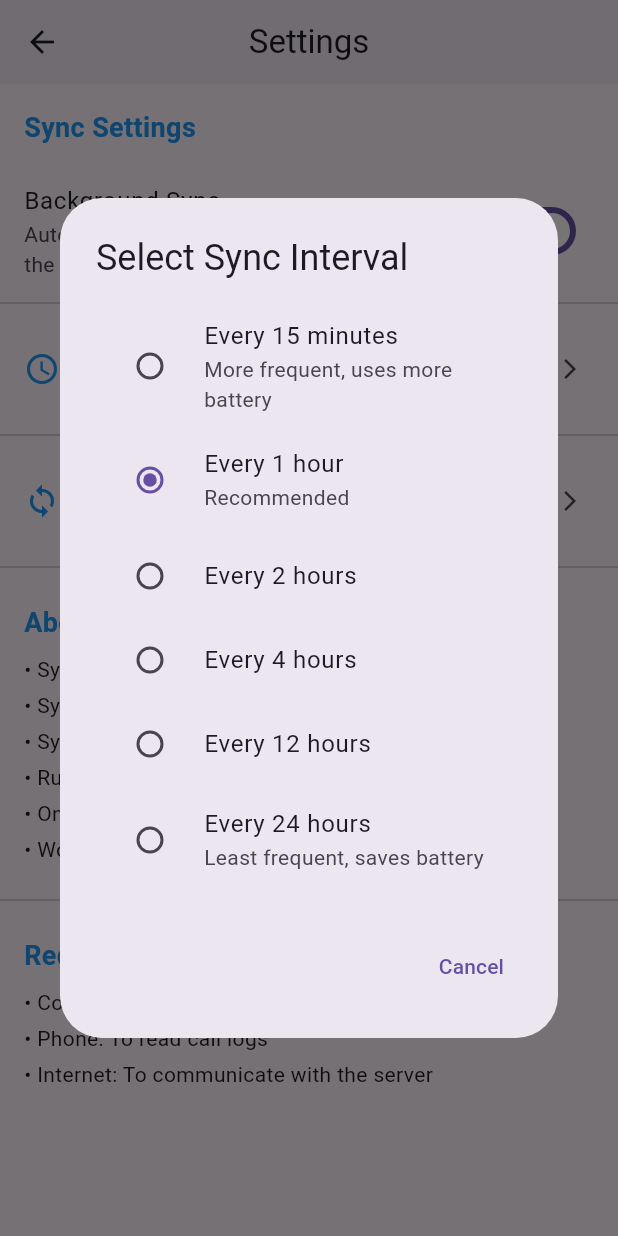
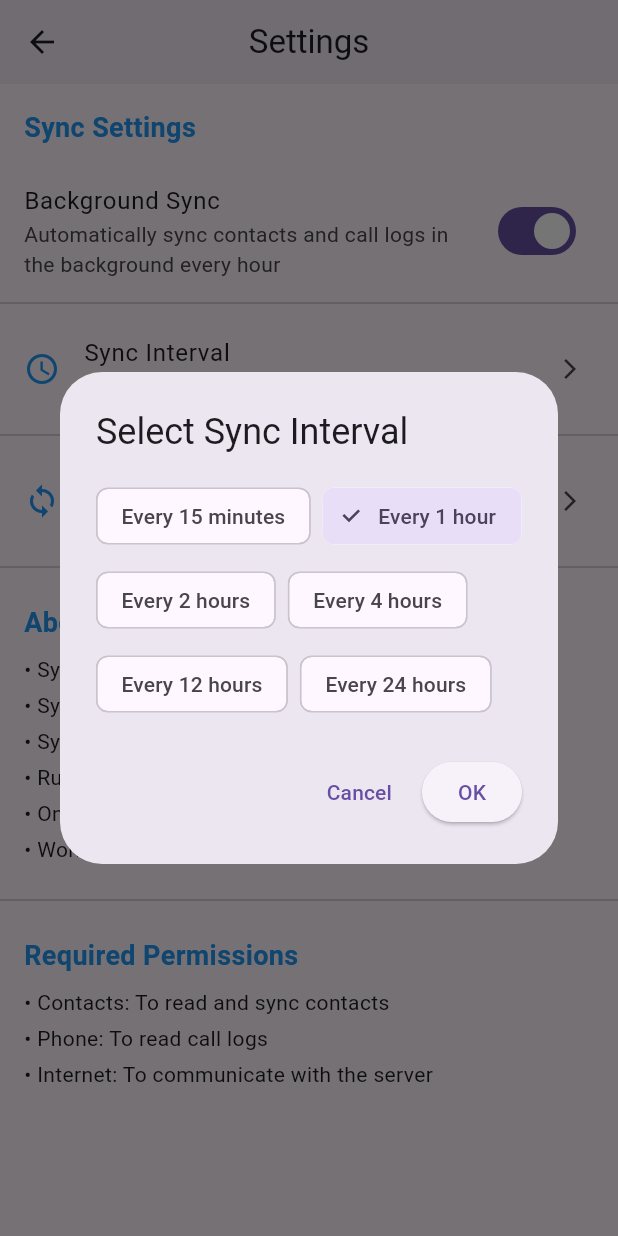
Before and after one commit to alibakhtiari/ran-crm, a Flutter app: the SettingsScreen screen opened directly, after a tap on "Sync Interval", on a phone screen of 412 x 824 dp. Run offline on Flutter 3.47's test engine with Material 3 defaults, Android fonts, the light colour scheme and no system bars; our stand-ins replace dio, flutter_contacts, flutter_secure_storage, permission_handler, shared_preferences, sqflite; missing offline and left inert: call_log; accounts and stored records are empty.

Commit message:
fix problems

```diff
--- a/lib/screens/settings_screen.dart
+++ b/lib/screens/settings_screen.dart
@@ -87,7 +87,7 @@ class _SettingsScreenState extends State<SettingsScreen> {
                     try {
                       if (value) {
                         await BackgroundSyncService.registerPeriodicSync();
-                        if (mounted) {
+                        if (context.mounted) {
                           ScaffoldMessenger.of(context).showSnackBar(
                             const SnackBar(
                               content: Text('Background sync enabled'),
@@ -97,7 +97,7 @@ class _SettingsScreenState extends State<SettingsScreen> {
                         }
                       } else {
                         await BackgroundSyncService.unregisterPeriodicSync();
-                        if (mounted) {
+                        if (context.mounted) {
                           ScaffoldMessenger.of(context).showSnackBar(
                             const SnackBar(
                               content: Text('Background sync disabled'),
@@ -108,7 +108,7 @@ class _SettingsScreenState extends State<SettingsScreen> {
                       }
                       setState(() => _backgroundSyncEnabled = value);
                     } catch (e) {
-                      if (mounted) {
+                      if (context.mounted) {
                         ScaffoldMessenger.of(context).showSnackBar(
                           SnackBar(
                             content: Text('Failed to update sync settings: $e'),
@@ -133,51 +133,69 @@ class _SettingsScreenState extends State<SettingsScreen> {
             subtitle: Text('Current: Every $_syncIntervalHours hour${_syncIntervalHours > 1 ? 's' : ''}'),
             trailing: const Icon(Icons.arrow_forward_ios, size: 16),
             onTap: () async {
+              int tempSelected = _syncIntervalHours;
               final selected = await showDialog<int>(
                 context: context,
-                builder: (context) => AlertDialog(
+                builder: (context) => StatefulBuilder(
+                  builder: (context, setState) => AlertDialog(
                     title: const Text('Select Sync Interval'),
-                  content: Column(
-                    mainAxisSize: MainAxisSize.min,
+                    content: Wrap(
+                      spacing: 8.0,
+                      runSpacing: 8.0,
                       children: [
-                      RadioListTile<int>(
-                        title: const Text('Every 15 minutes'),
-                        subtitle: const Text('More frequent, uses more battery'),
-                        value: 0, // Special value for 15 min
-                        groupValue: _syncIntervalHours == 0 ? 0 : _syncIntervalHours,
-                        onChanged: (value) => Navigator.pop(context, value),
+                        ChoiceChip(
+                          label: const Text('Every 15 minutes'),
+                          selected: tempSelected == 0,
+                          onSelected: (selected) {
+                            if (selected) {
+                              setState(() => tempSelected = 0);
+                            }
+                          },
                         ),
-                      RadioListTile<int>(
-                        title: const Text('Every 1 hour'),
-                        subtitle: const Text('Recommended'),
-                        value: 1,
-                        groupValue: _syncIntervalHours,
-                        onChanged: (value) => Navigator.pop(context, value),
+                        ChoiceChip(
+                          label: const Text('Every 1 hour'),
+                          selected: tempSelected == 1,
+                          onSelected: (selected) {
+                            if (selected) {
+                              setState(() => tempSelected = 1);
+                            }
+                          },
                         ),
-                      RadioListTile<int>(
-                        title: const Text('Every 2 hours'),
-                        value: 2,
-                        groupValue: _syncIntervalHours,
-                        onChanged: (value) => Navigator.pop(context, value),
+                        ChoiceChip(
+                          label: const Text('Every 2 hours'),
+                          selected: tempSelected == 2,
+                          onSelected: (selected) {
+                            if (selected) {
+                              setState(() => tempSelected = 2);
+                            }
+                          },
                         ),
-                      RadioListTile<int>(
-                        title: const Text('Every 4 hours'),
-                        value: 4,
-                        groupValue: _syncIntervalHours,
-                        onChanged: (value) => Navigator.pop(context, value),
+                        ChoiceChip(
+                          label: const Text('Every 4 hours'),
+                          selected: tempSelected == 4,
+                          onSelected: (selected) {
+                            if (selected) {
+                              setState(() => tempSelected = 4);
+                            }
+                          },
                         ),
-                      RadioListTile<int>(
-                        title: const Text('Every 12 hours'),
-                        value: 12,
-                        groupValue: _syncIntervalHours,
-                        onChanged: (value) => Navigator.pop(context, value),
+                        ChoiceChip(
+                          label: const Text('Every 12 hours'),
+                          selected: tempSelected == 12,
+                          onSelected: (selected) {
+                            if (selected) {
+                              setState(() => tempSelected = 12);
+                            }
+                          },
                         ),
-                      RadioListTile<int>(
-                        title: const Text('Every 24 hours'),
-                        subtitle: const Text('Least frequent, saves battery'),
-                        value: 24,
-                        groupValue: _syncIntervalHours,
-                        onChanged: (value) => Navigator.pop(context, value),
+                        ChoiceChip(
+                          label: const Text('Every 24 hours'),
+                          selected: tempSelected == 24,
+                          onSelected: (selected) {
+                            if (selected) {
+                              setState(() => tempSelected = 24);
+                            }
+                          },
                         ),
                       ],
                     ),
@@ -186,13 +204,18 @@ class _SettingsScreenState extends State<SettingsScreen> {
                         onPressed: () => Navigator.pop(context),
                         child: const Text('Cancel'),
                       ),
+                      ElevatedButton(
+                        onPressed: () => Navigator.pop(context, tempSelected),
+                        child: const Text('OK'),
+                      ),
                     ],
+                  ),
                 ),
               );
 
-              if (selected != null && mounted) {
+              if (selected != null && context.mounted) {
                 await _saveSyncInterval(selected);
-                if (mounted) {
+                if (context.mounted) {
                   ScaffoldMessenger.of(context).showSnackBar(
                     SnackBar(
                       content: Text(
@@ -231,7 +254,7 @@ class _SettingsScreenState extends State<SettingsScreen> {
                       final authProvider = context.read<AuthProvider>();
                       final success = await authProvider.triggerSync();
 
-                      if (mounted) {
+                      if (context.mounted) {
                         ScaffoldMessenger.of(context).showSnackBar(
                           SnackBar(
                             content: Text(
@@ -244,7 +267,7 @@ class _SettingsScreenState extends State<SettingsScreen> {
                         );
                       }
                     } catch (e) {
-                      if (mounted) {
+                      if (context.mounted) {
                         ScaffoldMessenger.of(context).showSnackBar(
                           SnackBar(
                             content: Text('Sync failed: $e'),
```
Also changed, not shown: lib/screens/call_logs_tab.dart (+14 -22 lines), lib/screens/contacts_screen.dart (+44 -29 lines), lib/screens/contacts_tab.dart (+27 -23 lines), lib/screens/home_screen.dart (+24 -18 lines), lib/screens/settings_tab.dart (+97 -73 lines), lib/services/contact_sync_service.dart (+4 -6 lines). Lines whose indentation alone changed are shown as unchanged.
